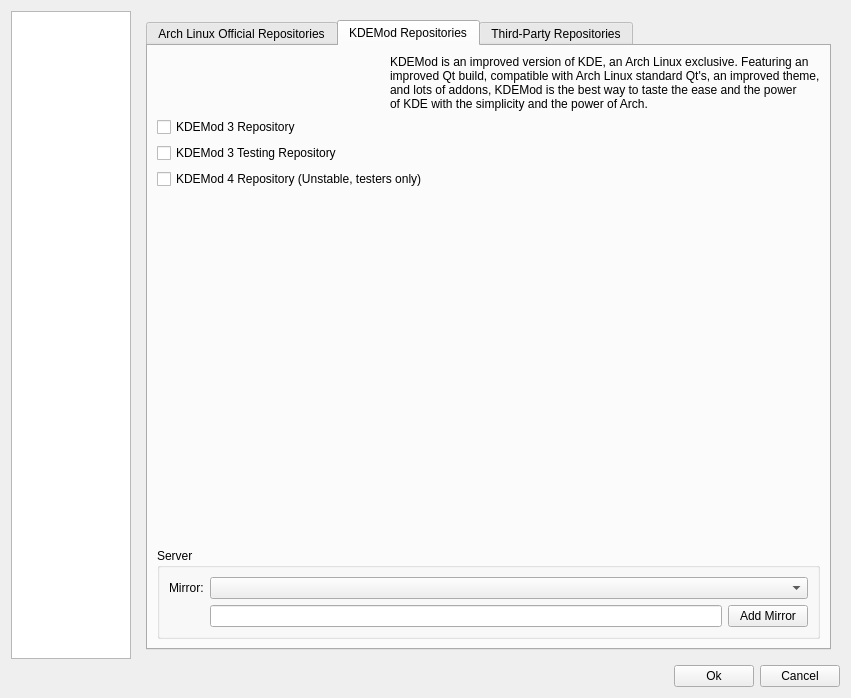
This is trunk/shaman/ui/configDialog.ui in drf/shaman1 as Qt 5 draws it before an edit. The edited form follows.
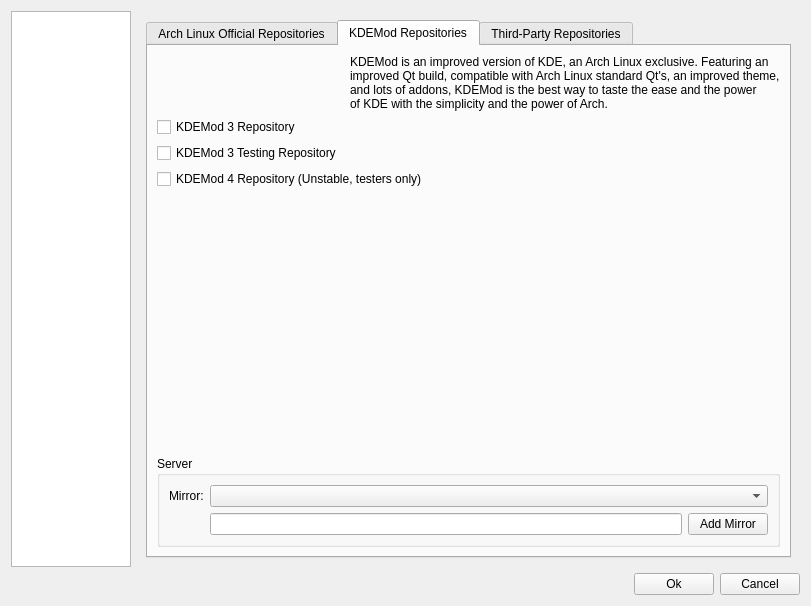
This is the edited form. The open tabs and pages were chosen to show the change. Icons and pictures are not drawn.

Commit message: KDEMod mirrors :)

The edit to the form file:
```diff
--- a/trunk/shaman/ui/configDialog.ui
+++ b/trunk/shaman/ui/configDialog.ui
@@ -579,8 +579,8 @@
                </property>
                <property name="sizeHint" >
                 <size>
-                 <width>663</width>
-                 <height>351</height>
+                 <width>20</width>
+                 <height>40</height>
                 </size>
                </property>
               </spacer>
```
Left out of the diff: 4 changed lines with no effect on the pictures. The commit also changes 2 other files.
